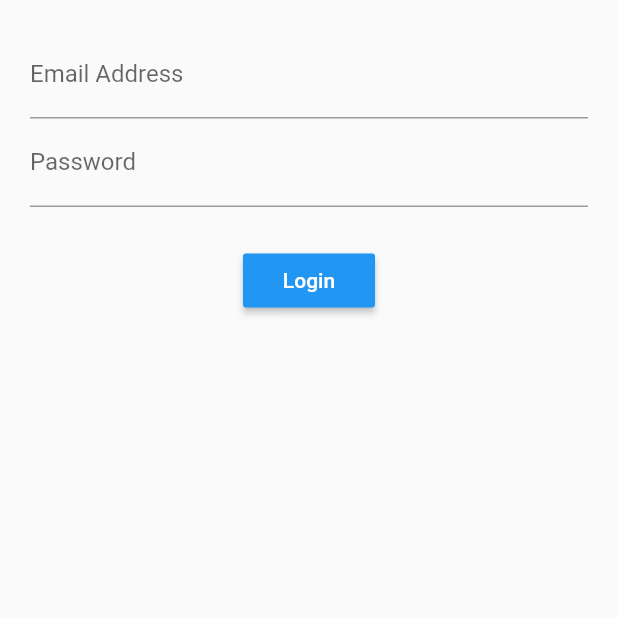
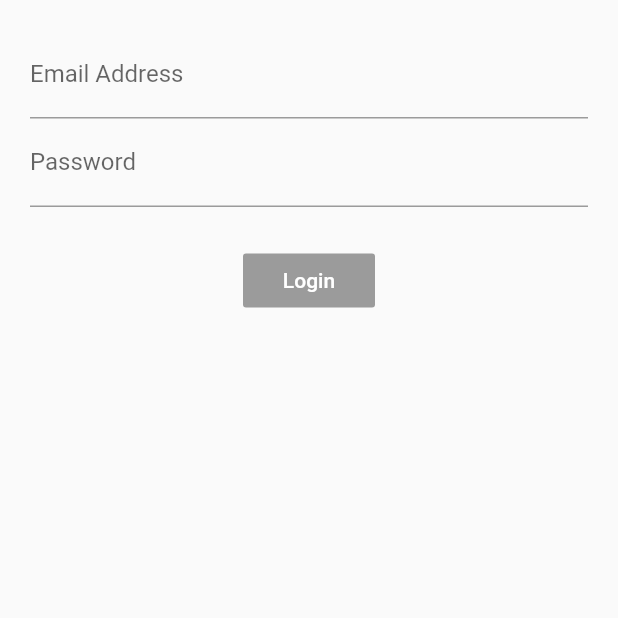
Before and after one commit to qasim-mm/Flutter-Widgets-, a Flutter app: the screen it shows after launch, on a phone screen of 412 x 824 dp, the top half of it. Run offline on Flutter 3.47's test engine with Material 2 defaults, Android fonts, the phone set to English and light mode, and no system bars; our stand-ins replace rxdart.

Commit message:
replace streamControll with RxDart (behaviourSubject)

```diff
--- a/lib/src/bloc/bloc.dart
+++ b/lib/src/bloc/bloc.dart
@@ -1,22 +1,28 @@
 import 'dart:async';
-
-import 'package:http_demo/src/bloc/validator.dart';
+import 'validator.dart';
+import 'package:rxdart/rxdart.dart';
 
 class Bloc extends Object with Validator{
 
-  final _email=StreamController<String>();
-  final _password=StreamController<String>();
+  final _email=BehaviorSubject<String>();
+  final _password=BehaviorSubject<String>();
 
 
 
 //add data to stream
 Stream<String> get email=>_email.stream.transform(validateEmail);
 Stream<String> get password=>_password.stream.transform(validatePassword);
-
+Stream<bool> get submitValue=> Observable.combineLatest2(email,password,(e,p)=>true); //observable
 //change data
 Function(String) get changeEmail=>_email.sink.add;
 Function(String) get changePassword=>_password.sink.add;
 
+submit(){
+final validEmail=_email.value;
+final validPassword=_password.value;
+print('email is: $validEmail');
+print('password is: $validPassword');
+}
 dispose(){
 _email.close();
 _password.close();
--- a/lib/src/bloc/provider.dart
+++ b/lib/src/bloc/provider.dart
@@ -2,13 +2,15 @@ import 'package:flutter/material.dart';
 import 'bloc.dart';
 
 class Provider extends InheritedWidget{
-  final bloc=Bloc();
+
+  final bloc=Bloc();  //global initilization
 
 Provider({Key key,Widget child}): super(key:key,child:child);
 
   bool updateShouldNotify(_)=>true;
 
   static Bloc of(BuildContext context){
+
     return context.dependOnInheritedWidgetOfExactType<Provider>().bloc;
   }
 
--- a/lib/src/login_screen.dart
+++ b/lib/src/login_screen.dart
@@ -1,3 +1,4 @@
+
 import 'package:flutter/material.dart';
 import 'bloc/bloc.dart';
 import 'bloc/provider.dart';
@@ -13,18 +14,18 @@ class LoginScreen extends StatelessWidget {
       margin: EdgeInsets.all(20.0),
       child: Column(
         children:[
-          emailField(bloc),
+          emailFailed(bloc),
           passwordField(bloc),
           Container(
             margin: EdgeInsets.only(top:25.0),
           ),
-          submitButton(),
+          submitButton(bloc),
         ]
       ),
     );
   }
 
-  Widget emailField(Bloc bloc){
+  Widget emailFailed(Bloc bloc){
 
     return StreamBuilder(stream: bloc.email,
      builder: (context, snapshot) {
@@ -60,14 +61,20 @@ class LoginScreen extends StatelessWidget {
     );
 
   }
-  Widget submitButton(){
-return RaisedButton(onPressed:
-(){
+  Widget submitButton(Bloc bloc){
 
-},
-child: Text('Login'),
-color: Colors.blue,
-textColor: Colors.white,
-);
+    return StreamBuilder(
+      stream:bloc.submitValue,
+      builder: (context,snapshot){
+
+        return RaisedButton(
+          onPressed:snapshot.hasData?bloc.submit:null,  //ternorary operator
+        child: Text('Login'),
+        color: Colors.blue,
+        textColor: Colors.white,
+        );
+      },
+    );
+
   }
 }
--- a/pubspec.yaml
+++ b/pubspec.yaml
@@ -25,6 +25,8 @@ dependencies:
   cupertino_icons: ^0.1.2
   provider: ^3.0.0
   http: ^0.12.0+4
+
+  rxdart: ^0.18.0
 
 dev_dependencies:
   flutter_test:
```
Also changed, not shown: pubspec.lock.
